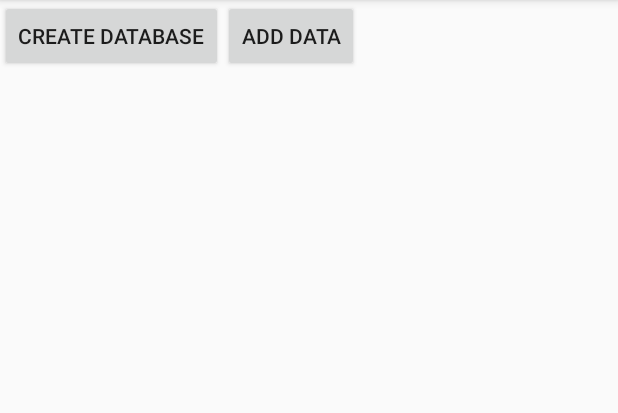
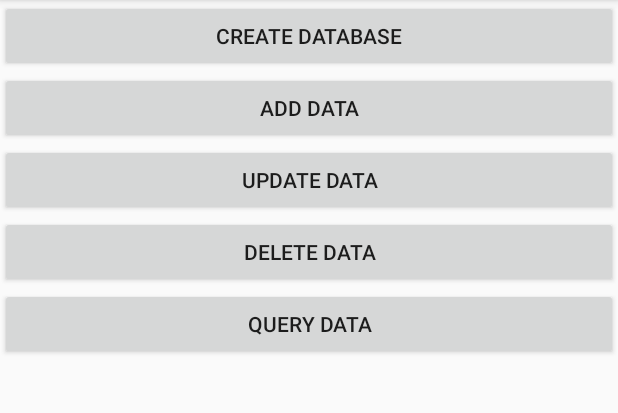
Before and after one commit to whiebzkz01/DatabaseTest, an Android app: the screen it shows after launch (MainActivity), after a tap on "ADD DATA", on a phone screen of 412 x 824 dp, the part 84-497 px from its top. Run offline under Robolectric (Android 15) with nearby library versions, the phone set to English and light mode, and no system bars.

Commit message:
+增删改查

```diff
--- a/app/src/main/java/com/whieb/databasetest/MainActivity.java
+++ b/app/src/main/java/com/whieb/databasetest/MainActivity.java
@@ -1,9 +1,11 @@
 package com.whieb.databasetest;
 
 import android.content.ContentValues;
+import android.database.Cursor;
 import android.database.sqlite.SQLiteDatabase;
+import android.os.Bundle;
 import android.support.v7.app.AppCompatActivity;
-import android.os.Bundle;
+import android.util.Log;
 import android.view.View;
 import android.widget.Button;
 
@@ -15,7 +17,7 @@ public class MainActivity extends AppCompatActivity {
     protected void onCreate(Bundle savedInstanceState) {
         super.onCreate(savedInstanceState);
         setContentView(R.layout.activity_main);
-        dbHelper = new MyDatabaseHelper(this,"BookStore.db",null,4);
+        dbHelper = new MyDatabaseHelper(this,"BookStore.db",null,5);
         Button createDatabase = (Button) findViewById(R.id.create_database);
         createDatabase.setOnClickListener(new View.OnClickListener() {
             @Override
@@ -29,6 +31,7 @@ public class MainActivity extends AppCompatActivity {
             @Override
             public void onClick(View v) {
                 SQLiteDatabase db = dbHelper.getWritableDatabase();
+
                 ContentValues values = new ContentValues();
                 values.put("name","The Da Vinci Code");
                 values.put("author","Dan Brown");
@@ -37,15 +40,69 @@ public class MainActivity extends AppCompatActivity {
                 db.insert("Book",null,values);
                 values.clear();
 
+                /*
                 values.put("name","The Lost Symbol");
                 values.put("author", "Dan Brown");
                 values.put("pages",510);
                 values.put("price",19.95);
-                db.insert("Book",null,values);
+                db.insert("Book",null,values);*/
+
+                db.execSQL("insert into Book (name, author, pages, price) values (?,?,?,?)", new String[]{
+                        "The Lost Symbol","Dan Brown","510","19.95"});
 
             }
         });
 
+        Button updateData  = (Button) findViewById(R.id.update_data);
+        updateData.setOnClickListener(new View.OnClickListener() {
+            @Override
+            public void onClick(View v) {
+                SQLiteDatabase db = dbHelper.getWritableDatabase();
+              /*  ContentValues values = new ContentValues();
+                values.put("price", 20.99);
+                db.update("Book", values,"name = ?", new String[]{"The Da Vinci Code"});*/
+              db.execSQL("update Book set price = ? where name = ? ", new String[]{"30.99", "The Da Vinci Code"});
+            }
+        });
 
+//        detele Test
+        Button deteleData = (Button) findViewById(R.id.delete_data);
+        deteleData.setOnClickListener(new View.OnClickListener() {
+            @Override
+            public void onClick(View v) {
+                SQLiteDatabase db = dbHelper.getWritableDatabase();
+            /*    db.delete("Book","pages > ? ",new String[]{"500"});*/
+
+                db.execSQL("delete from Book where pages > ?", new String[]{"500"});
+            }
+        });
+
+        Button queryData  = (Button) findViewById(R.id.query_data);
+        queryData.setOnClickListener(new View.OnClickListener() {
+            @Override
+            public void onClick(View v) {
+                SQLiteDatabase db = dbHelper.getWritableDatabase();
+//                Cursor cursor = db.query("Book",null,null,null,null,null,null);
+
+                Cursor cursor = db.rawQuery("select * from Book", null);
+                if(cursor.moveToFirst()){
+                    do{
+                        String name = cursor.getString(cursor.getColumnIndex("name"));
+                        String author = cursor.getString(cursor.getColumnIndex("author"));
+                        int pages = cursor.getInt(cursor.getColumnIndex("pages"));
+                        double price = cursor.getDouble(cursor.getColumnIndex("price"));
+                        /*Log.d("MainActivity","book name is " + name);
+                        Log.d("MainActivity","book author is " + author);
+                        Log.d("MainActivity","book pages is " + pages);
+                        Log.d("MainActivity","book price is " + price);
+                        */
+
+                        Log.d("MainActivity","book is " +"{" +name+","+author+","+pages+","+price);
+
+                    }while (cursor.moveToNext());
+                }
+                cursor.close();
+            }
+        });
     }
 }
--- a/app/src/main/res/layout/activity_main.xml
+++ b/app/src/main/res/layout/activity_main.xml
@@ -7,7 +7,8 @@
     tools:context="com.whieb.databasetest.MainActivity">
 
     <LinearLayout
-        android:layout_width="wrap_content"
+        android:orientation="vertical"
+        android:layout_width="match_parent"
         android:layout_height="wrap_content">
 
         <Button
@@ -21,6 +22,25 @@
             android:layout_width="match_parent"
             android:layout_height="wrap_content"
             android:text="Add data" />
+
+        <Button
+            android:id="@+id/update_data"
+            android:layout_width="match_parent"
+            android:layout_height="wrap_content"
+            android:text="Update data" />
+
+        <Button
+            android:id="@+id/delete_data"
+            android:layout_width="match_parent"
+            android:layout_height="wrap_content"
+            android:text="Delete data" />
+
+        <Button
+            android:id="@+id/query_data"
+            android:layout_width="match_parent"
+            android:layout_height="wrap_content"
+            android:text="Query data" />
+
     </LinearLayout>
 
 </android.support.constraint.ConstraintLayout>
```
